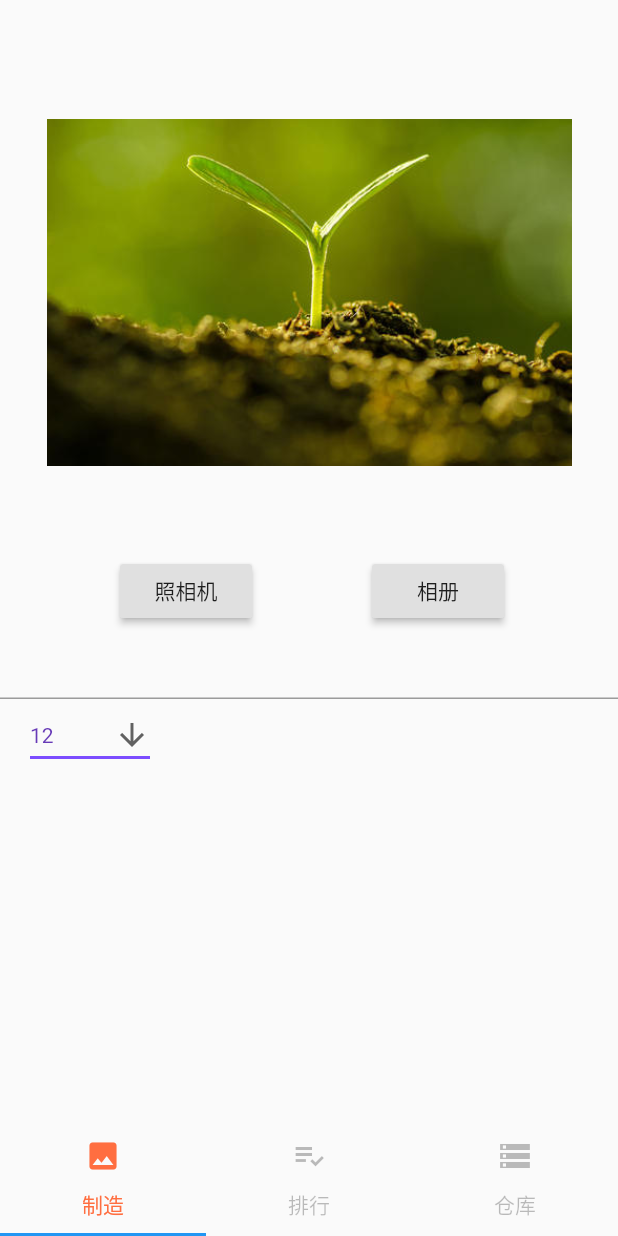
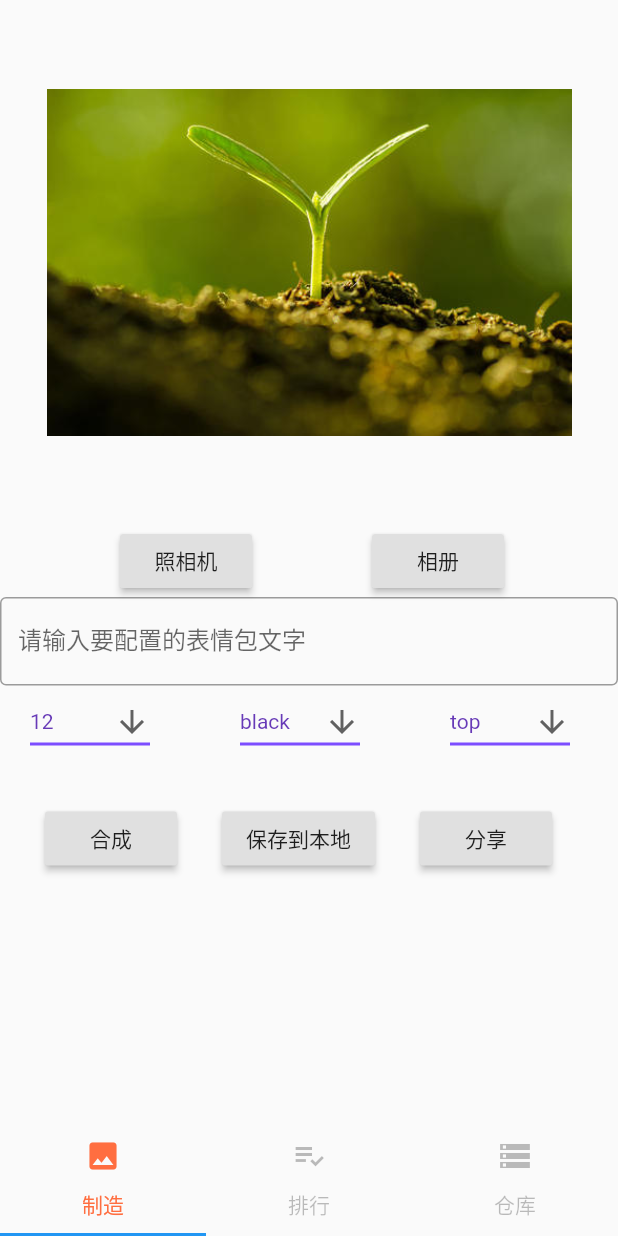
Before and after one commit to hunter2009pf/meme_maker, a Flutter app: the screen it shows after launch, on a phone screen of 412 x 824 dp. Run offline on Flutter 3.47's test engine with Material 2 defaults, Android fonts, the phone set to English and light mode, and no system bars.

Commit message:
hello, the second day

```diff
--- a/lib/pages/Producer.dart
+++ b/lib/pages/Producer.dart
@@ -10,19 +10,18 @@ class Producer extends StatefulWidget{
 class _ProducerState extends State<Producer>{
   TextEditingController textCtrl=new TextEditingController();
   int fontSize = 12;
+  String fontColor = "black";
+  String wordPosition = "top";
 
   @override
   Widget build(BuildContext context) {
     return Column(
       children: <Widget>[
-        Padding(
-          padding: EdgeInsets.fromLTRB(0,20,0,0),
-          child: SizedBox(
+        SizedBox(
             width: 350,
             height: 350,
             child: Image.asset("assets/test.jpg"),
           ),
-        ),
         Row(
           children: <Widget>[
             Padding(
@@ -43,6 +42,11 @@ class _ProducerState extends State<Producer>{
         ),
         TextField(
           controller: textCtrl,
+          decoration: InputDecoration(
+            focusColor: Colors.red,
+            labelText: "请输入要配置的表情包文字",
+            border: OutlineInputBorder(),
+          ),
         ),
         Row(
           children: <Widget>[
@@ -72,8 +76,90 @@ class _ProducerState extends State<Producer>{
                 DropdownMenuItem(value: 18, child: Text("18")),
                 DropdownMenuItem(value: 20, child: Text("20"))
               ],
-            )
+            ),
+            Padding(
+              padding: EdgeInsets.fromLTRB(60, 0, 0, 0),
+            ),
+            DropdownButton<String>(
+              hint: Text("文字颜色"),
+              value: fontColor,
+              icon: Icon(Icons.arrow_downward),
+              iconSize: 24,
+              elevation: 16,
+              style: TextStyle(color: Colors.deepPurple),
+              underline: Container(
+                height: 2,
+                color: Colors.deepPurpleAccent,
+              ),
+              onChanged: (String newValue) {
+                setState(() {
+                  fontColor = newValue;
+                });
+              },
+              items: <DropdownMenuItem<String>>[
+                DropdownMenuItem(value: "black", child: Text("black")),
+                DropdownMenuItem(value: "red", child: Text("red")),
+                DropdownMenuItem(value: "green", child: Text("green")),
+                DropdownMenuItem(value: "white", child: Text("white")),
+                DropdownMenuItem(value: "yellow", child: Text("yellow"))
+              ],
+            ),
+            Padding(
+              padding: EdgeInsets.fromLTRB(60, 0, 0, 0),
+            ),
+            DropdownButton<String>(
+              hint: Text("相对位置"),
+              value: wordPosition,
+              icon: Icon(Icons.arrow_downward),
+              iconSize: 24,
+              elevation: 16,
+              style: TextStyle(color: Colors.deepPurple),
+              underline: Container(
+                height: 2,
+                color: Colors.deepPurpleAccent,
+              ),
+              onChanged: (String newValue) {
+                setState(() {
+                  wordPosition = newValue;
+                });
+              },
+              items: <DropdownMenuItem<String>>[
+                DropdownMenuItem(value: "top", child: Text("top")),
+                DropdownMenuItem(value: "bottom", child: Text("bottom")),
+                DropdownMenuItem(value: "left", child: Text("left")),
+                DropdownMenuItem(value: "right", child: Text("right")),
+                DropdownMenuItem(value: "center", child: Text("center"))
+              ],
+            ),
           ],
+        ),
+        Padding(
+          padding: const EdgeInsets.fromLTRB(0,30,0,0),
+          child: Row(
+            children: <Widget>[
+              Padding(
+                padding: EdgeInsets.fromLTRB(30, 0, 0, 0),
+              ),
+              RaisedButton(
+                child: Text("合成"),
+                onPressed: (){},
+              ),
+              Padding(
+                padding: EdgeInsets.fromLTRB(30, 0, 0, 0),
+              ),
+              RaisedButton(
+                child: Text("保存到本地"),
+                onPressed: (){},
+              ),
+              Padding(
+                padding: EdgeInsets.fromLTRB(30, 0, 0, 0),
+              ),
+              RaisedButton(
+                child: Text("分享"),
+                onPressed: (){},
+              )
+            ],
+          ),
         )
       ],
     );
```
